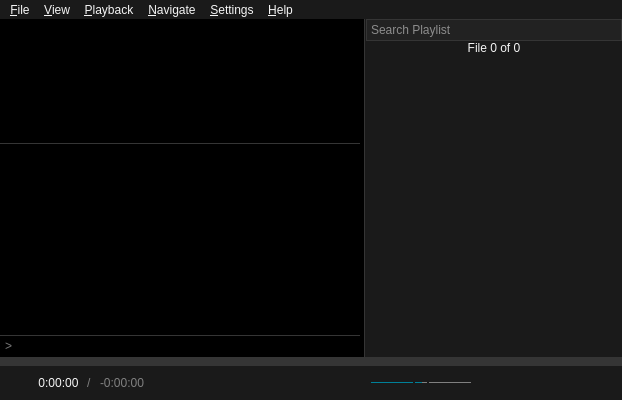
u8sand/Baka-MPlayer, file src/ui/mainwindow.ui: the form before one commit.
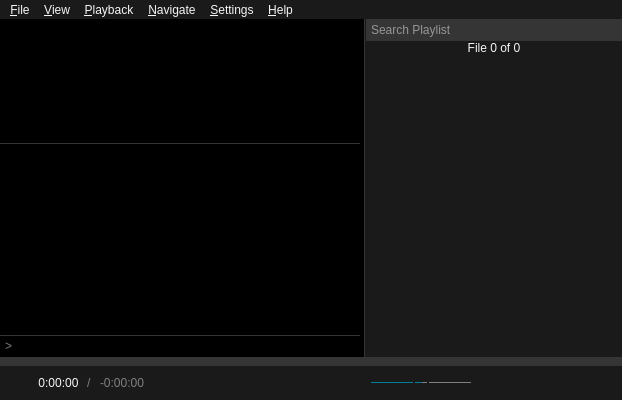
The form after the commit. Icons and pictures are not drawn. Custom widgets are drawn as their Qt base class.

```diff
--- a/src/ui/mainwindow.ui
+++ b/src/ui/mainwindow.ui
@@ -80,8 +80,8 @@
 
 #inputLineEdit {
 	font: 12px &quot;Courier New&quot;,monospace;
-	padding: 2px;
 	border-top: 1px solid #353535;
+	padding: 2px;
 }
 #inputLineEdit:focus {
 	border-color: #008098;
@@ -94,9 +94,9 @@
 }
 
 #searchBox {
-	font-size: 12px;
-	background: #222222;
+	background: #353535;
 	border: 1px solid #353535;
+	font-size: 12px;
 	padding: 2px;
 }
 #searchBox:focus {
@@ -119,9 +119,9 @@
 	outline: none;
 }
 QListView::item {
-	padding: 2px 0px;
-	background: #141414;
 	alternate-background-color: #1A1A1A;
+	background: #141414;
+	padding: 2px 0px;
 }
 QListView::item:alternate {
     background: #1A1A1A;
@@ -157,8 +157,8 @@
 }
 
 QScrollBar:horizontal {
-	padding-top: 1px;
 	height: 6px;
+	padding-top: 1px;
 }
 QScrollBar::handle:horizontal {
 	background: #008098;
```
Left out of the diff: 4 changed lines with no effect on the pictures.
